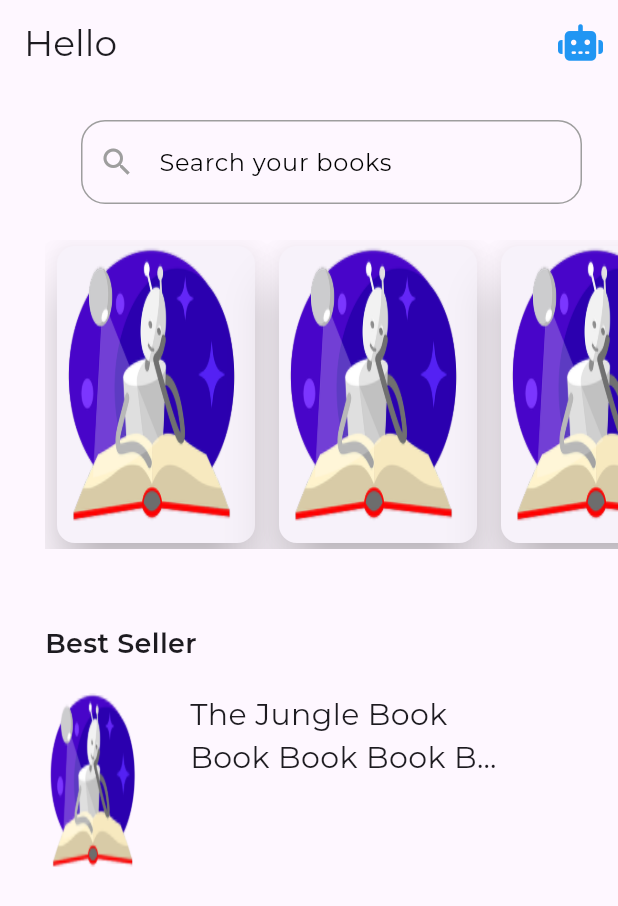
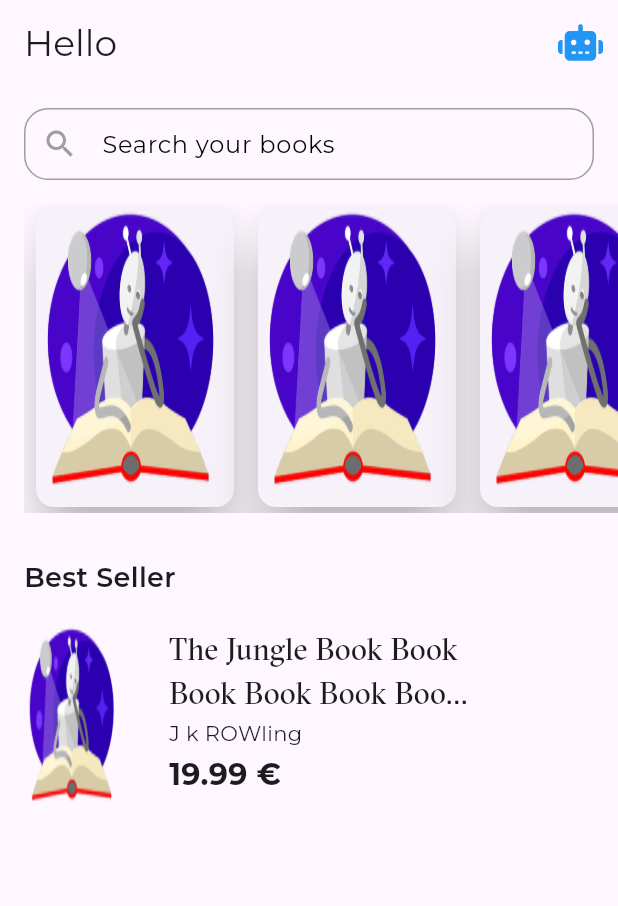
Before and after one commit to abdelrahmankareem/book_library, a Flutter app: the HomeView screen opened by its route, on a phone screen of 412 x 824 dp. Shown: the top 906 px of the screen. Run offline on Flutter 3.47's test engine with Material 3 defaults, Android fonts, the phone set to English and light mode, and no system bars; our stand-ins replace bloc, firebase_auth, firebase_core, flutter_bloc, font_awesome_flutter, go_router and 2 more; accounts and stored records are empty.

Commit message:
best seller item part 3

```diff
--- /dev/null
+++ b/lib/features/home/presentations/views/widget/bes_seller_listview_item.dart
@@ -0,0 +1,71 @@
+import 'package:book/constants.dart';
+import 'package:book/core/utils/assets.dart';
+import 'package:book/core/utils/styles.dart';
+import 'package:flutter/material.dart';
+
+class BestSellerListViewItem extends StatelessWidget {
+  const BestSellerListViewItem({super.key});
+
+  @override
+  Widget build(BuildContext context) {
+    return SizedBox(
+      height: 125,
+      child: Row(
+        children: [
+          AspectRatio(
+            aspectRatio: 0.8 / 1.5,
+            child: Container(
+              decoration: const BoxDecoration(
+                borderRadius: BorderRadius.all(Radius.circular(8)),
+                image: DecorationImage(
+                  fit: BoxFit.fill,
+                  image: AssetImage(
+                    AssetsData.logo,
+                  ),
+                ),
+              ),
+            ),
+          ),
+          const SizedBox(
+            width: 30,
+          ),
+          Column(
+            crossAxisAlignment: CrossAxisAlignment.start,
+            children: [
+              SizedBox(
+                width: MediaQuery.of(context).size.width * .5,
+                child: Text(
+                  "The Jungle Book Book Book Book Book Book Book Book Book Book BookBookBookBook BookBookBook BookBook",
+                  style: Styles.textStyle20.copyWith(
+                    fontFamily: kGtSectraFine,
+                  ),
+                  maxLines: 2,
+                  overflow: TextOverflow.ellipsis,
+                ),
+              ),
+              const SizedBox(
+                height: 3,
+              ),
+              const Text(
+                "J k ROWling",
+                style: Styles.textStyle14,
+              ),
+              const SizedBox(
+                height: 3,
+              ),
+              Row(
+                children: [
+                  Text(
+                    "19.99 €",
+                    style: Styles.textStyle20
+                        .copyWith(fontWeight: FontWeight.bold),
+                  )
+                ],
+              )
+            ],
+          ),
+        ],
+      ),
+    );
+  }
+}
--- a/lib/features/home/presentations/views/widget/custom_search_field.dart
+++ b/lib/features/home/presentations/views/widget/custom_search_field.dart
@@ -6,9 +6,13 @@ class CustomSearchField extends StatelessWidget {
   @override
   Widget build(BuildContext context) {
     return const Padding(
-      padding: EdgeInsets.all(24),
+      padding: EdgeInsets.only(
+        top: 16,
+        right: 16,
+      ),
       child: TextField(
           decoration: InputDecoration(
+        contentPadding: EdgeInsets.fromLTRB(10, 10, 10, 0),
         prefixIcon: Icon(Icons.search, color: Colors.grey),
         hintText: "Search your books",
         hintStyle: TextStyle(
--- a/lib/features/home/presentations/views/widget/featured_book_list_view.dart
+++ b/lib/features/home/presentations/views/widget/featured_book_list_view.dart
@@ -6,7 +6,9 @@ class FeaturedListBooksView extends StatelessWidget {
 
   @override
   Widget build(BuildContext context) {
-    return SizedBox(
+    return Padding(
+      padding: const EdgeInsets.only(top: 16),
+      child: SizedBox(
         height: MediaQuery.of(context).size.height * .25,
         child: ListView.builder(
           itemCount: 10,
@@ -18,6 +20,7 @@ class FeaturedListBooksView extends StatelessWidget {
             );
           },
         ),
+      ),
     );
   }
 }
--- a/lib/features/home/presentations/views/widget/home_view_body.dart
+++ b/lib/features/home/presentations/views/widget/home_view_body.dart
@@ -1,5 +1,5 @@
-import 'package:book/core/utils/assets.dart';
 import 'package:book/core/utils/styles.dart';
+import 'package:book/features/home/presentations/views/widget/bes_seller_listview_item.dart';
 import 'package:book/features/home/presentations/views/widget/custom_search_field.dart';
 import 'package:book/features/home/presentations/views/widget/featured_book_list_view.dart';
 import 'package:flutter/material.dart';
@@ -10,14 +10,14 @@ class HomeViewBody extends StatelessWidget {
   @override
   Widget build(BuildContext context) {
     return const Padding(
-      padding: EdgeInsets.only(left: 30),
+      padding: EdgeInsets.only(left: 16),
       child: Column(
         crossAxisAlignment: CrossAxisAlignment.start,
         children: [
           CustomSearchField(),
           FeaturedListBooksView(),
           SizedBox(
-            height: 50,
+            height: 30,
           ),
           Text(
             "Best Seller",
@@ -32,48 +32,3 @@ class HomeViewBody extends StatelessWidget {
     );
   }
 }
-
-class BestSellerListViewItem extends StatelessWidget {
-  const BestSellerListViewItem({super.key});
-
-  @override
-  Widget build(BuildContext context) {
-    return SizedBox(
-      height: 125,
-      child: Row(
-        children: [
-          AspectRatio(
-            aspectRatio: 0.8 / 1.5,
-            child: Container(
-              decoration: const BoxDecoration(
-                borderRadius: BorderRadius.all(Radius.circular(8)),
-                image: DecorationImage(
-                  fit: BoxFit.fill,
-                  image: AssetImage(
-                    AssetsData.logo,
-                  ),
-                ),
-              ),
-            ),
-          ),
-          const SizedBox(
-            width: 30,
-          ),
-          Column(
-            children: [
-              SizedBox(
-                width: MediaQuery.of(context).size.width * .5,
-                child: const Text(
-                  "The Jungle Book Book Book Book Book Book Book Book Book Book BookBookBookBook BookBookBook BookBook",
-                  style: Styles.textStyle20,
-                  maxLines: 2,
-                  overflow: TextOverflow.ellipsis,
-                ),
-              )
-            ],
-          )
-        ],
-      ),
-    );
-  }
-}
```
Lines whose indentation alone changed are shown as unchanged.
